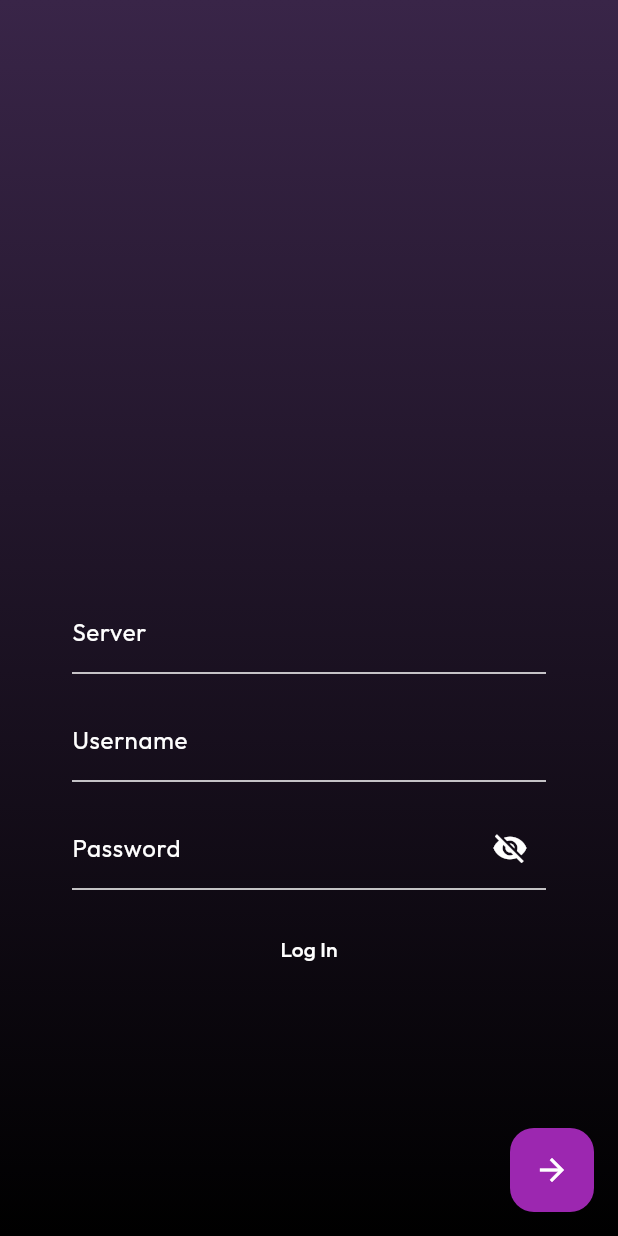
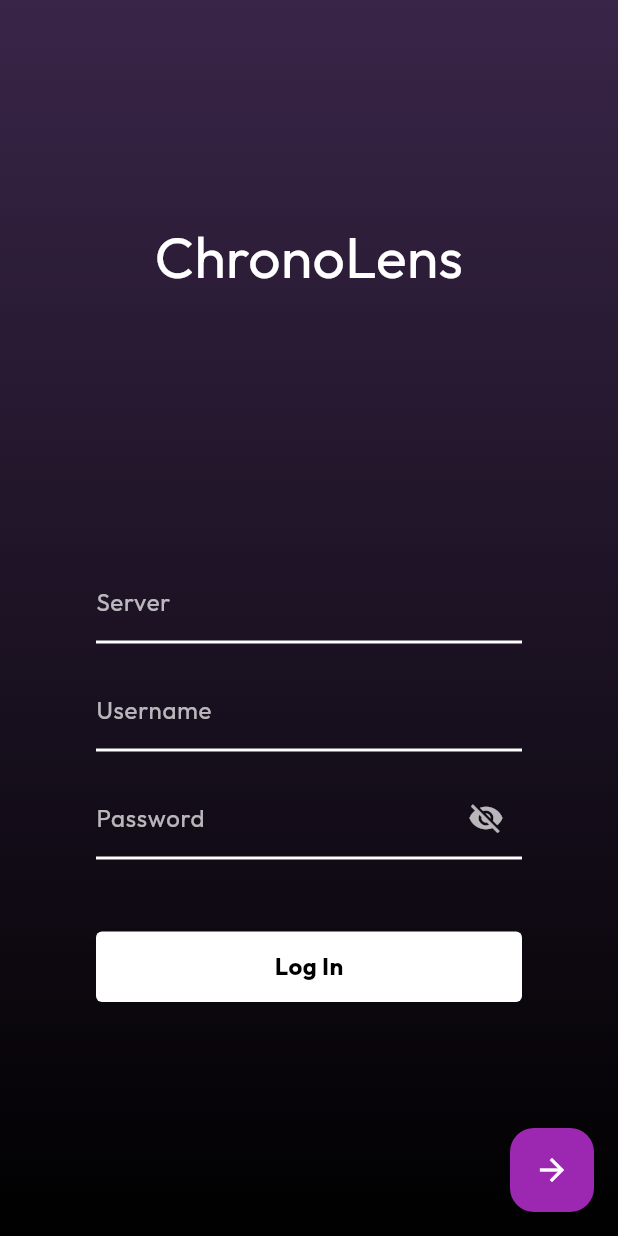
Before and after one commit to Chronolens/mobile, a Flutter app: the screen it shows after launch, on a phone screen of 412 x 824 dp. Run offline on Flutter 3.47's test engine with Material 3 defaults, Android fonts, the phone set to English and light mode, and no system bars; our stand-ins replace device_info_plus, flutter_secure_storage, google_fonts, infinite_scroll_pagination, permission_handler, shared_preferences; missing offline and left inert: photo_manager.

Commit message:
Changed login button, added logo widget (text only), refined spacings and colors

```diff
--- a/lib/screens/login.dart
+++ b/lib/screens/login.dart
@@ -74,46 +74,46 @@ class _LoginPageState extends State<LoginPage> {
     }
 
     Widget buildPassword() => Container(
-          margin: const EdgeInsets.symmetric(horizontal: 32),
+          margin: const EdgeInsets.symmetric(horizontal: 48),
           child: TextField(
             onChanged: (value) => setState(() => password = value),
             decoration: InputDecoration(
               labelText: 'Password',
-              labelStyle: const TextStyle(color: Colors.white),
+              labelStyle: const TextStyle(color: Color.fromRGBO(255, 255, 255, 0.7)),
               suffixIcon: IconButton(
                 icon: isPasswordVisible
-                    ? const Icon(Icons.visibility, color: Colors.white)
-                    : const Icon(Icons.visibility_off, color: Colors.white),
+                    ? const Icon(Icons.visibility, color: Colors.white70)
+                    : const Icon(Icons.visibility_off, color: Colors.white70),
                 onPressed: () =>
                     setState(() => isPasswordVisible = !isPasswordVisible),
               ),
               enabledBorder: const UnderlineInputBorder(
-                borderSide: BorderSide(color: Colors.white),
+                borderSide: BorderSide(color: Colors.white, width: 2),
               ),
               focusedBorder: const UnderlineInputBorder(
-                borderSide: BorderSide(color: Colors.white),
+                borderSide: BorderSide(color: Colors.white, width: 2),
               ),
             ),
             obscureText: !isPasswordVisible,
-            style: const TextStyle(color: Colors.white),
+            style: const TextStyle(color: Color.fromRGBO(255, 255, 255, 0.7)),
           ),
         );
 
     Widget buildUsername() => Container(
-          margin: const EdgeInsets.symmetric(horizontal: 32),
+          margin: const EdgeInsets.symmetric(horizontal: 48),
           child: TextField(
             onChanged: (value) => setState(() => username = value),
             decoration: const InputDecoration(
               labelText: 'Username',
-              labelStyle: TextStyle(color: Colors.white),
+              labelStyle: TextStyle(color: Color.fromRGBO(255, 255, 255, 0.7)),
               enabledBorder: UnderlineInputBorder(
-                borderSide: BorderSide(color: Colors.white),
+                borderSide: BorderSide(color: Colors.white, width: 2),
               ),
               focusedBorder: UnderlineInputBorder(
-                borderSide: BorderSide(color: Colors.white),
+                borderSide: BorderSide(color: Colors.white, width: 2),
               ),
             ),
-            style: const TextStyle(color: Colors.white),
+            style: const TextStyle(color: Color.fromRGBO(255, 255, 255, 0.7)),
           ),
         );
 
@@ -122,28 +122,65 @@ class _LoginPageState extends State<LoginPage> {
         return const CircularProgressIndicator();
       }
       return Container(
-        margin: const EdgeInsets.symmetric(horizontal: 32),
+        margin: const EdgeInsets.symmetric(horizontal: 48),
         child: TextFormField(
           initialValue: serverAddress,
           onChanged: (value) => setState(() => serverAddress = value),
           decoration: const InputDecoration(
             labelText: 'Server',
-            labelStyle: TextStyle(color: Colors.white),
+            labelStyle: TextStyle(color: Color.fromRGBO(255, 255, 255, 0.7)),
             enabledBorder: UnderlineInputBorder(
-              borderSide: BorderSide(color: Colors.white),
+              borderSide: BorderSide(color: Colors.white, width: 2),
             ),
             focusedBorder: UnderlineInputBorder(
-              borderSide: BorderSide(color: Colors.white),
+              borderSide: BorderSide(color: Colors.white, width: 2),
             ),
           ),
-          style: const TextStyle(color: Colors.white),
+          style: const TextStyle(color: Color.fromRGBO(255, 255, 255, 0.7)),
         ),
       );
     }
 
-    Widget loginButton() => TextButton(
-          onPressed: () => login(username, password),
-          child: const Text("Log In", style: TextStyle(color: Colors.white)),
+
+    Widget loginButton() => Container(
+          margin: const EdgeInsets.symmetric(horizontal: 48),
+          width: double.infinity,
+          child: Material(
+            color: Colors.white,
+            borderRadius: BorderRadius.circular(4),
+            child: InkWell(
+              onTap: () => login(username, password),
+              borderRadius: BorderRadius.circular(4),
+              child: Padding(
+                padding: const EdgeInsets.symmetric(vertical: 12),
+                child: Center(
+                  child: Text(
+                    "Log In",
+                    style: TextStyle(
+                      color: Colors.black,
+                      fontSize: 16,
+                      fontWeight: FontWeight.bold,
+                    ),
+                  ),
+                ),
+              ),
+            ),
+          ),
+        );
+
+
+    Widget buildTitle() => Container(
+          margin: const EdgeInsets.only(top: 128),
+          alignment: Alignment.center,
+          child: const Text(
+            "ChronoLens",
+            style: TextStyle(
+              fontSize: 38,
+              fontWeight: FontWeight.normal,
+              color: Colors.white,
+            ),
+            textAlign: TextAlign.center,
+          ),
         );
 
     return Scaffold(
@@ -158,17 +195,18 @@ class _LoginPageState extends State<LoginPage> {
         child: Padding(
           padding: const EdgeInsets.all(16),
             child: Column(
-            mainAxisAlignment: MainAxisAlignment.end,
+              mainAxisAlignment: MainAxisAlignment.start,
               children: [
-              Spacer(flex: 5),
+                buildTitle(),
+                const Spacer(flex: 5),
                 buildServer(),
                 const SizedBox(height: 16),
                 buildUsername(),
                 const SizedBox(height: 16),
                 buildPassword(),
-              const SizedBox(height: 16),
+                const SizedBox(height: 48),
                 loginButton(),
-              Spacer(flex: 2),
+                const Spacer(flex: 4),
               ],
             ),
         ),
@@ -178,5 +216,6 @@ class _LoginPageState extends State<LoginPage> {
         child: const Icon(Icons.arrow_forward, color: Colors.white),
       ),
     );
+
   }
 }
```
Lines whose indentation alone changed are shown as unchanged.
